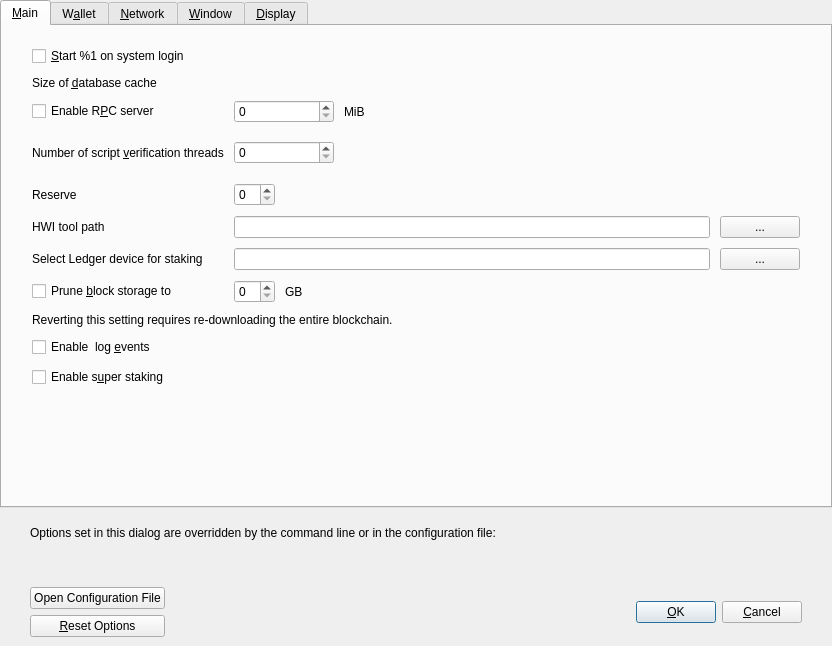
Old version of the form src/qt/forms/optionsdialog.ui in the repository qtumproject/qtum.
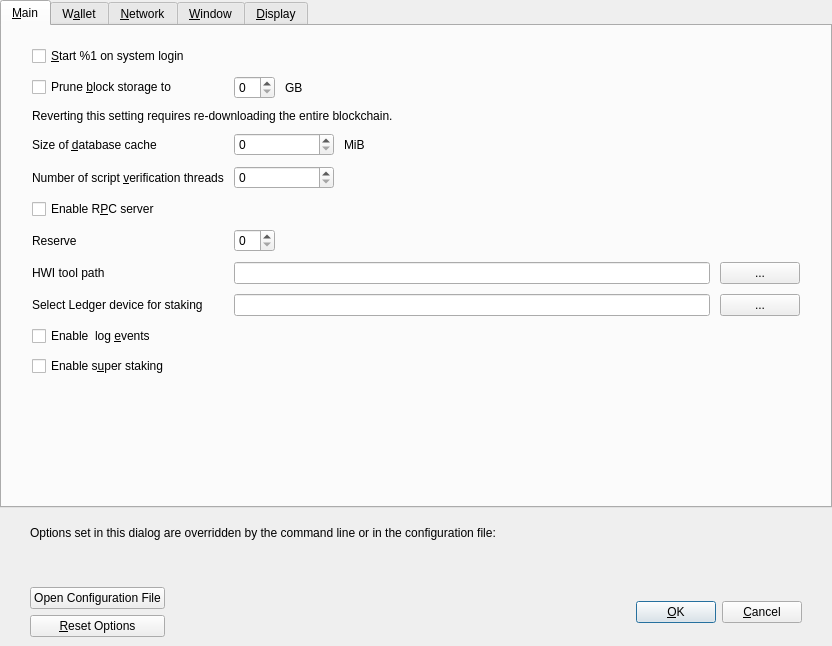
New version of the form. Custom widgets are drawn as their Qt base class.

Commit message: Fix disable wallet

```diff
--- a/src/qt/forms/optionsdialog.ui
+++ b/src/qt/forms/optionsdialog.ui
@@ -54,48 +54,60 @@
        <property name="bottomMargin">
         <number>20</number>
        </property>
-       <item>
-        <widget class="QCheckBox" name="bitcoinAtStartup">
-         <property name="toolTip">
-          <string>Automatically start %1 after logging in to the system.</string>
-         </property>
-         <property name="text">
-          <string>&amp;Start %1 on system login</string>
-         </property>
-        </widget>
-       </item>
        <item>
         <layout class="QGridLayout" name="gridLayout">
          <property name="verticalSpacing">
           <number>10</number>
          </property>
-         <item row="2" column="0">
-          <widget class="QLabel" name="threadsScriptVerifLabel">
-           <property name="toolTip">
-            <string extracomment="Tooltip text for Options window setting that sets the number of script verification threads. Explains that negative values mean to leave these many cores free to the system.">Set the number of script verification threads. Negative values correspond to the number of cores you want to leave free to the system.</string>
-           </property>
-           <property name="text">
-            <string>Number of script &amp;verification threads</string>
-           </property>
-           <property name="textFormat">
-            <enum>Qt::PlainText</enum>
-           </property>
-           <property name="buddy">
-            <cstring>threadsScriptVerif</cstring>
-           </property>
-          </widget>
+         <item row="4" column="1">
+          <layout class="QHBoxLayout" name="horizontalLayout_3_Main">
+           <item>
+            <widget class="QSpinBox" name="threadsScriptVerif">
+             <property name="minimumSize">
+              <size>
+               <width>100</width>
+               <height>0</height>
+              </size>
+             </property>
+             <property name="toolTip">
+              <string>(0 = auto, &lt;0 = leave that many cores free)</string>
+             </property>
+            </widget>
+           </item>
+           <item>
+            <spacer name="horizontalSpacer_3_Main">
+             <property name="orientation">
+              <enum>Qt::Horizontal</enum>
+             </property>
+             <property name="sizeHint" stdset="0">
+              <size>
+               <width>40</width>
+               <height>20</height>
+              </size>
+             </property>
+            </spacer>
+           </item>
+          </layout>
          </item>
-         <item row="1" column="0">
-          <widget class="QCheckBox" name="enableServer">
-           <property name="toolTip">
-            <string extracomment="Tooltip text for Options window setting that enables the RPC server.">This allows you or a third party tool to communicate with the node through command-line and JSON-RPC commands.</string>
-           </property>
-           <property name="text">
-            <string extracomment="An Options window setting to enable the RPC server.">Enable R&amp;PC server</string>
-           </property>
-          </widget>
+         <item row="8" column="1">
+          <layout class="QHBoxLayout" name="horizontalLayout2">
+           <item>
+            <widget class="QLineEdit" name="txtStakeLedgerId">
+             <property name="toolTip">
+              <string>Fingerprint of the ledger that you want to be used for staking with hardware wallet</string>
+             </property>
+            </widget>
+           </item>
+           <item>
+            <widget class="QPushButton" name="toolStakeLedgerId">
+             <property name="text">
+              <string>...</string>
+             </property>
+            </widget>
+           </item>
+          </layout>
          </item>
-         <item row="3" column="1">
+         <item row="6" column="1">
           <layout class="QHBoxLayout" name="horizontalLayout_3_Main_3">
            <item>
             <widget class="BitcoinAmountField" name="reserveBalance">
@@ -119,38 +131,131 @@
            </item>
           </layout>
          </item>
-         <item row="6" column="0">
-          <widget class="QCheckBox" name="prune">
-           <property name="toolTip">
-            <string>Enabling pruning significantly reduces the disk space required to store transactions. All blocks are still fully validated. Reverting this setting requires re-downloading the entire blockchain.</string>
-           </property>
-           <property name="text">
-            <string>Prune &amp;block storage to</string>
-           </property>
-          </widget>
-         </item>
          <item row="4" column="0">
+          <widget class="QLabel" name="threadsScriptVerifLabel">
+           <property name="toolTip">
+            <string extracomment="Tooltip text for Options window setting that sets the number of script verification threads. Explains that negative values mean to leave these many cores free to the system.">Set the number of script verification threads. Negative values correspond to the number of cores you want to leave free to the system.</string>
+           </property>
+           <property name="text">
+            <string>Number of script &amp;verification threads</string>
+           </property>
+           <property name="textFormat">
+            <enum>Qt::PlainText</enum>
+           </property>
+           <property name="buddy">
+            <cstring>threadsScriptVerif</cstring>
+           </property>
+          </widget>
+         </item>
+         <item row="3" column="0">
+          <widget class="QLabel" name="databaseCacheLabel">
+           <property name="toolTip">
+            <string extracomment="Tooltip text for Options window setting that sets the size of the database cache. Explains the corresponding effects of increasing/decreasing this value.">Maximum database cache size. A larger cache can contribute to faster sync, after which the benefit is less pronounced for most use cases. Lowering the cache size will reduce memory usage. Unused mempool memory is shared for this cache.</string>
+           </property>
+           <property name="text">
+            <string>Size of &amp;database cache</string>
+           </property>
+           <property name="textFormat">
+            <enum>Qt::PlainText</enum>
+           </property>
+           <property name="buddy">
+            <cstring>databaseCache</cstring>
+           </property>
+          </widget>
+         </item>
+         <item row="2" column="0" colspan="2">
+          <widget class="QLabel" name="pruneWarning">
+           <property name="text">
+            <string>Reverting this setting requires re-downloading the entire blockchain.</string>
+           </property>
+           <property name="textFormat">
+            <enum>Qt::PlainText</enum>
+           </property>
+          </widget>
+         </item>
+         <item row="7" column="0">
           <widget class="QLabel" name="HWIToolLabel">
            <property name="text">
             <string>HWI tool path</string>
            </property>
           </widget>
          </item>
-         <item row="8" column="0" colspan="2">
-          <widget class="QCheckBox" name="logEvents">
+         <item row="1" column="0">
+          <widget class="QCheckBox" name="prune">
+           <property name="toolTip">
+            <string>Enabling pruning significantly reduces the disk space required to store transactions. All blocks are still fully validated. Reverting this setting requires re-downloading the entire blockchain.</string>
+           </property>
            <property name="text">
-            <string>Enable  log &amp;events</string>
+            <string>Prune &amp;block storage to</string>
            </property>
           </widget>
          </item>
-         <item row="5" column="0">
-          <widget class="QLabel" name="stakeLedgerIdlabel">
+         <item row="3" column="1">
+          <layout class="QHBoxLayout" name="horizontalLayout_2_Main">
+           <item>
+            <widget class="QSpinBox" name="databaseCache">
+             <property name="minimumSize">
+              <size>
+               <width>100</width>
+               <height>0</height>
+              </size>
+             </property>
+            </widget>
+           </item>
+           <item>
+            <widget class="QLabel" name="databaseCacheUnitLabel">
+             <property name="text">
+              <string>MiB</string>
+             </property>
+             <property name="textFormat">
+              <enum>Qt::PlainText</enum>
+             </property>
+            </widget>
+           </item>
+           <item>
+            <spacer name="horizontalSpacer_2_Main">
+             <property name="orientation">
+              <enum>Qt::Horizontal</enum>
+             </property>
+             <property name="sizeHint" stdset="0">
+              <size>
+               <width>40</width>
+               <height>20</height>
+              </size>
+             </property>
+            </spacer>
+           </item>
+          </layout>
+         </item>
+         <item row="0" column="0" colspan="2">
+          <widget class="QCheckBox" name="bitcoinAtStartup">
+           <property name="toolTip">
+            <string>Automatically start %1 after logging in to the system.</string>
+           </property>
            <property name="text">
-            <string>Select Ledger device for staking</string>
+            <string>&amp;Start %1 on system login</string>
            </property>
           </widget>
          </item>
-         <item row="3" column="0">
+         <item row="7" column="1">
+          <layout class="QHBoxLayout" name="horizontalLayout">
+           <item>
+            <widget class="QLineEdit" name="txtHWIToolPath">
+             <property name="toolTip">
+              <string>Hardware wallet interface tool location on disk</string>
+             </property>
+            </widget>
+           </item>
+           <item>
+            <widget class="QPushButton" name="toolHWIPath">
+             <property name="text">
+              <string>...</string>
+             </property>
+            </widget>
+           </item>
+          </layout>
+         </item>
+         <item row="6" column="0">
           <widget class="QLabel" name="reserveBalanceLabel">
            <property name="text">
             <string>Reserve</string>
@@ -163,37 +268,7 @@
            </property>
           </widget>
          </item>
-         <item row="2" column="1">
-          <layout class="QHBoxLayout" name="horizontalLayout_3_Main">
-           <item>
-            <widget class="QSpinBox" name="threadsScriptVerif">
-             <property name="minimumSize">
-              <size>
-               <width>100</width>
-               <height>0</height>
-              </size>
-             </property>
-             <property name="toolTip">
-              <string>(0 = auto, &lt;0 = leave that many cores free)</string>
-             </property>
-            </widget>
-           </item>
-           <item>
-            <spacer name="horizontalSpacer_3_Main">
-             <property name="orientation">
-              <enum>Qt::Horizontal</enum>
-             </property>
-             <property name="sizeHint" stdset="0">
-              <size>
-               <width>40</width>
-               <height>40</height>
-              </size>
-             </property>
-            </spacer>
-           </item>
-          </layout>
-         </item>
-         <item row="6" column="1">
+         <item row="1" column="1">
           <layout class="QHBoxLayout" name="horizontalLayout_Main_Prune">
            <item>
             <widget class="QSpinBox" name="pruneSize"/>
@@ -223,112 +298,37 @@
            </item>
           </layout>
          </item>
-         <item row="4" column="1">
-          <layout class="QHBoxLayout" name="horizontalLayout">
-           <item>
-            <widget class="QLineEdit" name="txtHWIToolPath">
-             <property name="toolTip">
-              <string>Hardware wallet interface tool location on disk</string>
-             </property>
-            </widget>
-           </item>
-           <item>
-            <widget class="QPushButton" name="toolHWIPath">
-             <property name="text">
-              <string>...</string>
-             </property>
-            </widget>
-           </item>
-          </layout>
-         </item>
-         <item row="5" column="1">
-          <layout class="QHBoxLayout" name="horizontalLayout2">
-           <item>
-            <widget class="QLineEdit" name="txtStakeLedgerId">
-             <property name="toolTip">
-              <string>Fingerprint of the ledger that you want to be used for staking with hardware wallet</string>
-             </property>
-            </widget>
-           </item>
-           <item>
-            <widget class="QPushButton" name="toolStakeLedgerId">
-             <property name="text">
-              <string>...</string>
-             </property>
-            </widget>
-           </item>
-          </layout>
-         </item>
-         <item row="1" column="1">
-          <layout class="QHBoxLayout" name="horizontalLayout_2_Main">
-           <item>
-            <widget class="QSpinBox" name="databaseCache">
-             <property name="minimumSize">
-              <size>
-               <width>100</width>
-               <height>0</height>
-              </size>
-             </property>
-            </widget>
-           </item>
-           <item>
-            <widget class="QLabel" name="databaseCacheUnitLabel">
-             <property name="text">
-              <string>MiB</string>
-             </property>
-             <property name="textFormat">
-              <enum>Qt::PlainText</enum>
-             </property>
-            </widget>
-           </item>
-           <item>
-            <spacer name="horizontalSpacer_2_Main">
-             <property name="orientation">
-              <enum>Qt::Horizontal</enum>
-             </property>
-             <property name="sizeHint" stdset="0">
-              <size>
-               <width>40</width>
-               <height>20</height>
-              </size>
-             </property>
-            </spacer>
-           </item>
-          </layout>
-         </item>
-         <item row="7" column="0" colspan="2">
-          <widget class="QLabel" name="pruneWarning">
+         <item row="8" column="0">
+          <widget class="QLabel" name="stakeLedgerIdlabel">
            <property name="text">
-            <string>Reverting this setting requires re-downloading the entire blockchain.</string>
+            <string>Select Ledger device for staking</string>
            </property>
-           <property name="textFormat">
-            <enum>Qt::PlainText</enum>
+          </widget>
+         </item>
+         <item row="5" column="0" colspan="2">
+          <widget class="QCheckBox" name="enableServer">
+           <property name="toolTip">
+            <string extracomment="Tooltip text for Options window setting that enables the RPC server.">This allows you or a third party tool to communicate with the node through command-line and JSON-RPC commands.</string>
+           </property>
+           <property name="text">
+            <string extracomment="An Options window setting to enable the RPC server.">Enable R&amp;PC server</string>
            </property>
           </widget>
          </item>
          <item row="9" column="0" colspan="2">
+          <widget class="QCheckBox" name="logEvents">
+           <property name="text">
+            <string>Enable  log &amp;events</string>
+           </property>
+          </widget>
+         </item>
+         <item row="10" column="0" colspan="2">
           <widget class="QCheckBox" name="superStaking">
            <property name="text">
             <string>Enable s&amp;uper staking</string>
            </property>
           </widget>
          </item>
-         <item row="0" column="0">
-          <widget class="QLabel" name="databaseCacheLabel">
-           <property name="toolTip">
-            <string extracomment="Tooltip text for Options window setting that sets the size of the database cache. Explains the corresponding effects of increasing/decreasing this value.">Maximum database cache size. A larger cache can contribute to faster sync, after which the benefit is less pronounced for most use cases. Lowering the cache size will reduce memory usage. Unused mempool memory is shared for this cache.</string>
-           </property>
-           <property name="text">
-            <string>Size of &amp;database cache</string>
-           </property>
-           <property name="textFormat">
-            <enum>Qt::PlainText</enum>
-           </property>
-           <property name="buddy">
-            <cstring>databaseCache</cstring>
-           </property>
-          </widget>
-         </item>
         </layout>
        </item>
        <item>
```
The commit also changes 1 other file.
